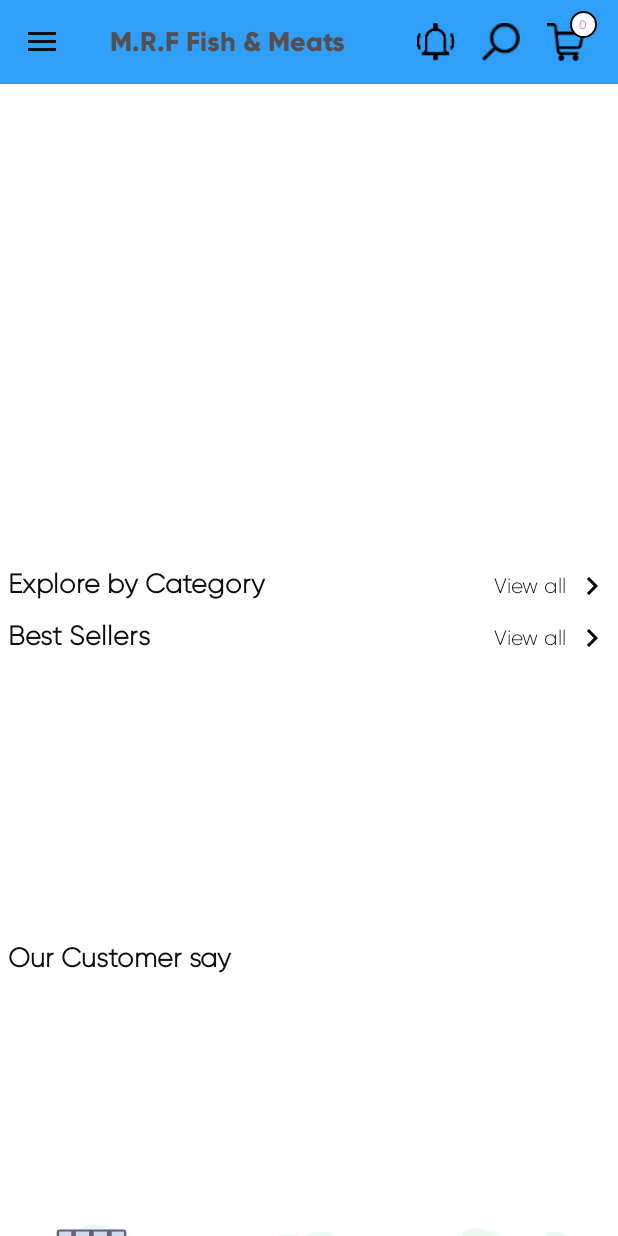
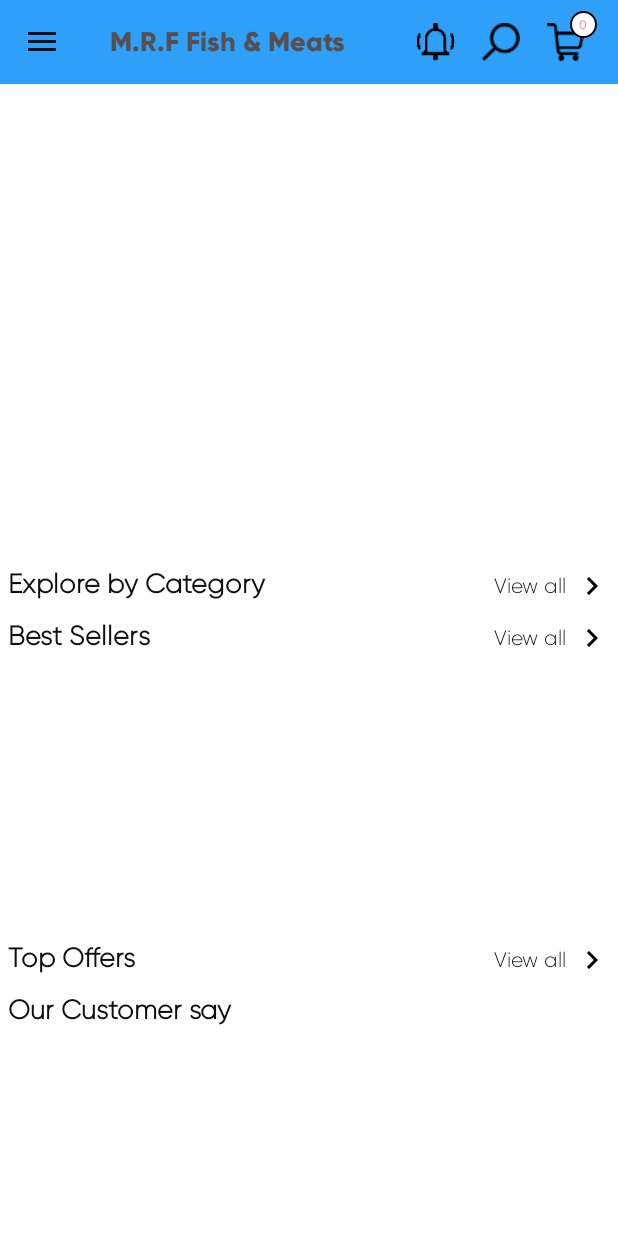
Before and after one commit to Abhaykulshrestha13/MRF_CHN, an Android app: the screen it shows after launch once a user with an empty profile is signed in (HomeActivity), on a phone screen of 412 x 824 dp. Run offline under Robolectric (Android 15) with nearby library versions, the phone set to English and light mode, and no system bars; our stand-ins replace ButterKnife, Firebase (no records; nobody signed in at launch, a user with empty details on screens opened directly); pictures from the network do not load; Roboto replaces fonts that are not available here.

Commit message:
home page

```diff
--- a/app/src/main/java/com/mrf/app/activity/HomeActivity.java
+++ b/app/src/main/java/com/mrf/app/activity/HomeActivity.java
@@ -48,6 +48,8 @@ public class HomeActivity extends AppCompatActivity {
     LinearLayout tramscondition;
     @BindView(R.id.privecy)
     LinearLayout privecy;
+    @BindView(R.id.refundPolicy)
+    LinearLayout refundPolicy;
     @BindView(R.id.faq)
     LinearLayout faq;
     @BindView(R.id.drawer)
@@ -140,7 +142,7 @@ public class HomeActivity extends AppCompatActivity {
     }
 
 //    @OnClick({R.id.home, R.id.myprofile, R.id.myoder, R.id.address, R.id.contect, R.id.logout, R.id.about, R.id.tramscondition, R.id.privecy, R.id.faq, R.id.img_search, R.id.img_cart, R.id.img_close, R.id.btn_gotocart, R.id.img_notification})
-@OnClick({R.id.home, R.id.myoder, R.id.address, R.id.contect, R.id.about,R.id.logout, R.id.tramscondition, R.id.privecy, R.id.faq, R.id.img_search, R.id.img_cart, R.id.img_close, R.id.btn_gotocart, R.id.img_notification})
+@OnClick({R.id.home, R.id.myoder, R.id.address, R.id.contect, R.id.about,R.id.logout,R.id.refundPolicy, R.id.tramscondition, R.id.privecy, R.id.faq, R.id.img_search, R.id.img_cart, R.id.img_close, R.id.btn_gotocart, R.id.img_notification})
 public void onViewClicked(View view) {
         switch (view.getId()) {
             case R.id.home:
@@ -161,7 +163,6 @@ public void onViewClicked(View view) {
                 break;
             case R.id.logout:
                 sessionManager.setBooleanData(SessionManager.USERLOGIN, false);
-//                sessionManager.setUserDetails(null,null);
                 sessionManager.logoutUser();
                 startActivity(new Intent(HomeActivity.this, OtpVerifyActivity.class));
                 finish();
@@ -175,6 +176,9 @@ public void onViewClicked(View view) {
                 startActivity(new Intent(HomeActivity.this, PrivecyPolicyActivity.class));
                 break;
             case R.id.faq:
+                startActivity(new Intent(HomeActivity.this, TramsAndConditionActivity.class));
+                break;
+            case R.id.refundPolicy:
                 startActivity(new Intent(HomeActivity.this, TramsAndConditionActivity.class));
                 break;
             case R.id.img_search:
--- a/app/src/main/res/layout/fragment_home.xml
+++ b/app/src/main/res/layout/fragment_home.xml
@@ -109,6 +109,44 @@
                     android:layout_width="match_parent"
                     android:layout_height="180dp" />
             </LinearLayout>
+            <LinearLayout
+                android:layout_width="match_parent"
+                android:layout_height="wrap_content"
+                android:orientation="horizontal">
+
+                <TextView
+                    android:layout_width="match_parent"
+                    android:layout_height="wrap_content"
+                    android:layout_weight="1"
+                    android:padding="5dp"
+                    android:text="Top Offers"
+                    android:textColor="@color/colorblack"
+                    android:textSize="18dp"
+                    android:textStyle="bold" />
+
+                <TextView
+                    android:id="@+id/top_offers"
+                    android:layout_width="match_parent"
+                    android:layout_height="wrap_content"
+                    android:layout_weight="2"
+                    android:drawableRight="@drawable/rights"
+                    android:drawablePadding="5dp"
+                    android:gravity="right|center"
+                    android:padding="5dp"
+                    android:text="View all"
+                    android:textColor="@color/colorblack" />
+            </LinearLayout>
+
+            <LinearLayout
+                android:layout_width="match_parent"
+                android:layout_height="wrap_content">
+
+                <androidx.recyclerview.widget.RecyclerView
+                    android:id="@+id/rey_topOffers"
+
+                    android:layout_width="match_parent"
+                    android:layout_height="wrap_content" />
+            </LinearLayout>
 
 
             <LinearLayout
@@ -169,22 +207,7 @@
                     android:layout_margin="5dp"
                     android:layout_weight="1"
                     android:gravity="center"
-                    android:orientation="vertical">
-
-                    <ImageView
-                        android:layout_width="match_parent"
-                        android:layout_height="wrap_content"
-                        android:gravity="center"
-                        android:src="@drawable/home2" />
-
-                    <TextView
-                        android:layout_width="match_parent"
-                        android:layout_height="wrap_content"
-                        android:gravity="center"
-                        android:padding="5dp"
-                        android:text="Free Delivery"
-                        android:textColor="@color/colorred" />
-                </LinearLayout>
+                    android:orientation="vertical"/>
 
                 <LinearLayout
                     android:layout_width="match_parent"
@@ -192,22 +215,7 @@
                     android:layout_margin="5dp"
                     android:layout_weight="1"
                     android:gravity="center"
-                    android:orientation="vertical">
-
-                    <ImageView
-                        android:layout_width="match_parent"
-                        android:layout_height="wrap_content"
-                        android:gravity="center"
-                        android:src="@drawable/home3" />
-
-                    <TextView
-                        android:layout_width="match_parent"
-                        android:layout_height="wrap_content"
-                        android:gravity="center"
-                        android:padding="5dp"
-                        android:text="Online order"
-                        android:textColor="@color/colorred" />
-                </LinearLayout>
+                    android:orientation="vertical"/>
             </LinearLayout>
 
             <View
```
